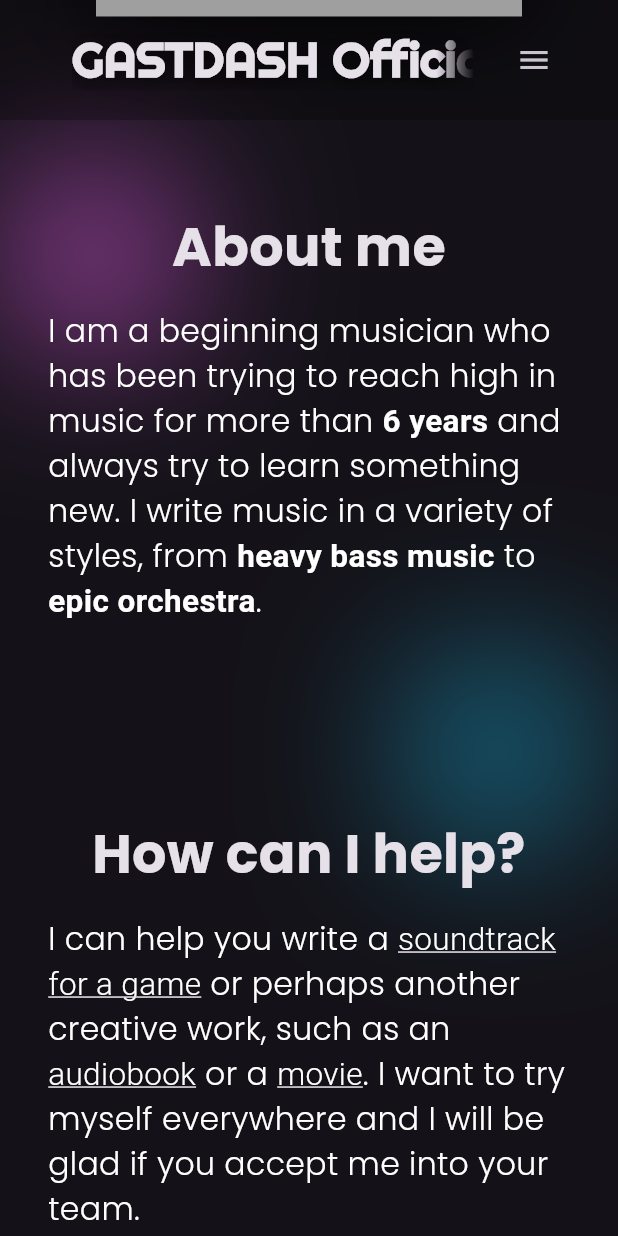
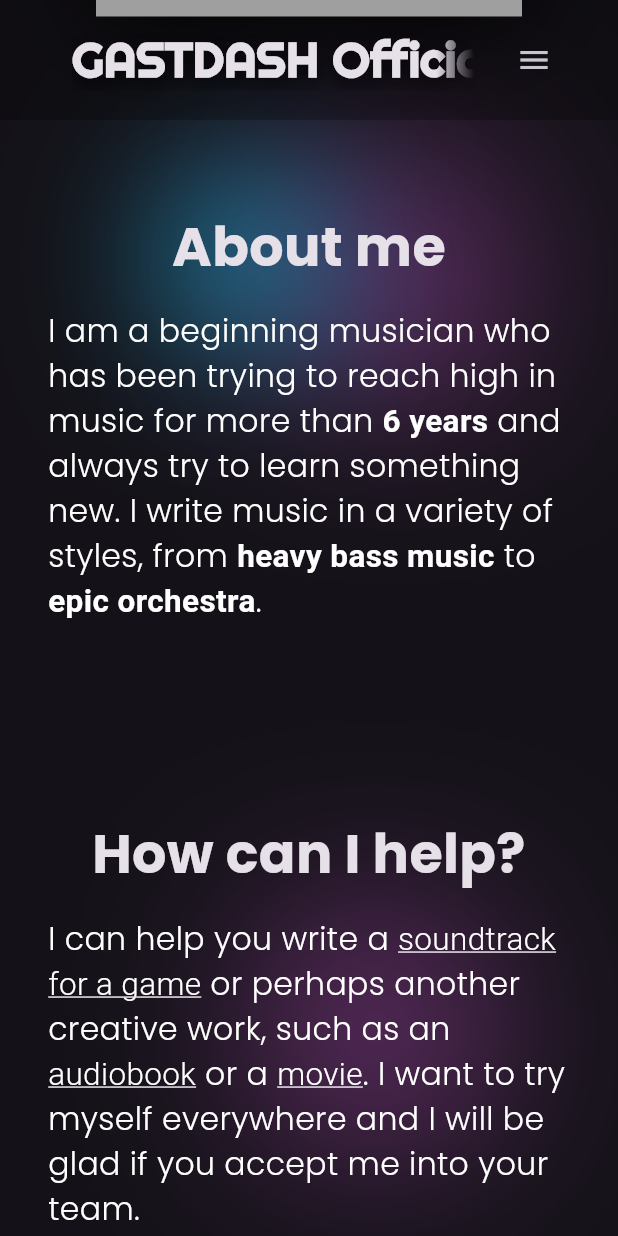
Before and after one commit to GASTDASH/GASTDASH.github.io, a Flutter app: the screen it shows after launch, scrolled down 3456 dp, on a phone screen of 412 x 824 dp. Run offline on Flutter 3.47's test engine with Material 3 defaults, Android fonts, the phone set to English and light mode, and no system bars; our stand-ins replace flutter_svg, flutter_widget_from_html, go_router, loading_indicator.

Commit message:
Создание эффекта параллакса

```diff
--- a/gastdash_website_flutter/lib/features/index/presentation/index_page.dart
+++ b/gastdash_website_flutter/lib/features/index/presentation/index_page.dart
@@ -2,6 +2,7 @@ import 'package:flutter/material.dart';
 import 'package:gastdash_website_flutter/core/core.dart';
 import 'package:gastdash_website_flutter/features/index/index.dart';
 import 'package:go_router/go_router.dart';
+import 'package:provider/provider.dart';
 import 'package:url_launcher/url_launcher.dart';
 
 class IndexPage extends StatelessWidget {
@@ -13,48 +14,43 @@ class IndexPage extends StatelessWidget {
 
   @override
   Widget build(BuildContext context) {
-    return Title(
+    return ChangeNotifierProvider<BackgroundProvider>(
+      create: (context) => BackgroundProvider(),
+      builder: (context, child) => Title(
         color: Colors.white,
         title: 'GASTDASH Official Website',
         child: Scaffold(
           body: Stack(
             children: [
-            Padding(
-              padding: EdgeInsetsGeometry.only(right: 300, top: 120),
-              child: Align(
-                alignment: AlignmentGeometry.topRight,
-                child: Container(
-                  height: 100,
-                  width: 100,
-                  decoration: BoxDecoration(
-                    shape: BoxShape.circle,
-                    boxShadow: [
-                      BoxShadow(
-                        color: Color.fromARGB(255, 252, 102, 255),
-                        blurRadius: 100,
+              Consumer<BackgroundProvider>(
+                builder: (context, provider, child) {
+                  return Stack(
+                    children: [
+                      Positioned(
+                        top: provider.topOffset / 4,
+                        width: MediaQuery.of(context).size.width,
+                        child: BackgroundStack1(),
+                      ),
+                      Positioned(
+                        top: provider.topOffset / 2,
+                        width: MediaQuery.of(context).size.width,
+                        child: BackgroundStack2(),
                       ),
                     ],
+                  );
+                },
               ),
-                ),
-              ),
-            ),
-            Padding(
-              padding: EdgeInsetsGeometry.only(right: 30, top: 450),
-              child: Align(
-                alignment: AlignmentGeometry.topRight,
-                child: Container(
-                  height: 100,
-                  width: 100,
-                  decoration: BoxDecoration(
-                    shape: BoxShape.circle,
-                    boxShadow: [
-                      BoxShadow(color: Color(0xFF18B2DE), blurRadius: 100),
-                    ],
-                  ),
-                ),
-              ),
-            ),
-            CustomScrollView(
+              NotificationListener<ScrollNotification>(
+                onNotification: (notification) {
+                  if (notification is ScrollUpdateNotification) {
+                    Provider.of<BackgroundProvider>(
+                      context,
+                      listen: false,
+                    ).topOffset -= notification.scrollDelta!;
+                  }
+                  return false;
+                },
+                child: CustomScrollView(
                   slivers: [
                     SliverAppBar(
                       surfaceTintColor: Colors.transparent,
@@ -194,7 +190,9 @@ class IndexPage extends StatelessWidget {
                                               children: [
                                                 Text(
                                                   'Listen now',
-                                              style: TextStyle(fontSize: 21),
+                                                  style: TextStyle(
+                                                    fontSize: 21,
+                                                  ),
                                                 ),
                                                 Icon(Icons.music_note),
                                               ],
@@ -217,7 +215,9 @@ class IndexPage extends StatelessWidget {
                                               children: [
                                                 Text(
                                                   'Watch on YouTube',
-                                              style: TextStyle(fontSize: 21),
+                                                  style: TextStyle(
+                                                    fontSize: 21,
+                                                  ),
                                                 ),
                                                 Icon(Icons.play_circle),
                                               ],
@@ -294,7 +294,8 @@ class IndexPage extends StatelessWidget {
                                       'https://www.youtube.com/embed/FCMxShOVb5Q',
                                 ),
                                 ReleaseCard(
-                              text: 'Check out my Dubstep remix on Pony Girl!',
+                                  text:
+                                      'Check out my Dubstep remix on Pony Girl!',
                                   videoUrl:
                                       'https://www.youtube.com/embed/4WcRz62qxEY',
                                 ),
@@ -339,7 +340,9 @@ class IndexPage extends StatelessWidget {
                                 SizedBox(height: 16),
                                 RichText(
                                   text: TextSpan(
-                                style: Theme.of(context).textTheme.bodyMedium
+                                    style: Theme.of(context)
+                                        .textTheme
+                                        .bodyMedium
                                         ?.copyWith(
                                           color: Colors.white,
                                           fontSize: 21,
@@ -403,7 +406,9 @@ class IndexPage extends StatelessWidget {
                                 SizedBox(height: 16),
                                 RichText(
                                   text: TextSpan(
-                                style: Theme.of(context).textTheme.bodyMedium
+                                    style: Theme.of(context)
+                                        .textTheme
+                                        .bodyMedium
                                         ?.copyWith(
                                           color: Colors.white,
                                           fontSize: 21,
@@ -500,7 +505,8 @@ class IndexPage extends StatelessWidget {
                                       imagePath: 'assets/images/jem.jpg',
                                     ),
                                     ProjectCard(
-                                  text: 'The soundtrack for a small indie game',
+                                      text:
+                                          'The soundtrack for a small indie game',
                                       url: 'https://manetalk.com/ru/about_us',
                                       imagePath: 'assets/images/ponyland.jpg',
                                     ),
@@ -515,7 +521,9 @@ class IndexPage extends StatelessWidget {
                     SliverToBoxAdapter(child: SizedBox(height: 128)),
                   ],
                 ),
+              ),
             ],
+          ),
         ),
       ),
     );
--- a/gastdash_website_flutter/lib/features/index/presentation/presentation.dart
+++ b/gastdash_website_flutter/lib/features/index/presentation/presentation.dart
@@ -1,5 +1,6 @@
 // c:\Codes\gastdash.github.io\gastdash_website_flutter\lib\features\index\presentation.dart exports
 // generated by: https://marketplace.visualstudio.com/items?itemName=elmsec.dart-flutter-exports:
 
+export 'providers/providers.dart';
 export 'widgets/widgets.dart';
 export 'index_page.dart';
--- /dev/null
+++ b/gastdash_website_flutter/lib/features/index/presentation/providers/background_provider.dart
@@ -0,0 +1,11 @@
+import 'package:flutter/widgets.dart';
+
+class BackgroundProvider extends ChangeNotifier {
+  double _topOffset = 0;
+
+  double get topOffset => _topOffset;
+  set topOffset(double newOffset) {
+    _topOffset = newOffset;
+    notifyListeners();
+  }
+}
--- /dev/null
+++ b/gastdash_website_flutter/lib/features/index/presentation/providers/providers.dart
@@ -0,0 +1,5 @@
+// c:\Codes\gastdash.github.io\gastdash_website_flutter\lib\features\index\presentation\providers.dart exports
+// generated by: https://marketplace.visualstudio.com/items?itemName=elmsec.dart-flutter-exports:
+
+
+export 'background_provider.dart';
--- /dev/null
+++ b/gastdash_website_flutter/lib/features/index/presentation/widgets/background_light.dart
@@ -0,0 +1,45 @@
+import 'package:flutter/material.dart';
+
+class BackgroundLight extends StatelessWidget {
+  const BackgroundLight({
+    super.key,
+    this.top = 0,
+    this.bottom = 0,
+    this.left = 0,
+    this.right = 0,
+    required this.color,
+    required this.alignment,
+    this.blurRadius = 120,
+  });
+
+  final AlignmentGeometry alignment;
+  final double top;
+  final double bottom;
+  final double left;
+  final double right;
+  final Color color;
+  final double blurRadius;
+
+  @override
+  Widget build(BuildContext context) {
+    return Padding(
+      padding: EdgeInsetsGeometry.only(
+        top: top,
+        bottom: bottom,
+        left: left,
+        right: right,
+      ),
+      child: Align(
+        alignment: alignment,
+        child: Container(
+          height: 100,
+          width: 100,
+          decoration: BoxDecoration(
+            shape: BoxShape.circle,
+            boxShadow: [BoxShadow(color: color, blurRadius: blurRadius)],
+          ),
+        ),
+      ),
+    );
+  }
+}
--- /dev/null
+++ b/gastdash_website_flutter/lib/features/index/presentation/widgets/background_stack.dart
@@ -0,0 +1,97 @@
+import 'package:flutter/material.dart';
+import 'package:gastdash_website_flutter/features/index/index.dart';
+
+class BackgroundStack1 extends StatelessWidget {
+  const BackgroundStack1({super.key});
+
+  @override
+  Widget build(BuildContext context) {
+    return Stack(
+      children: [
+        BackgroundLight(
+          alignment: AlignmentGeometry.topRight,
+          color: Color.fromARGB(255, 252, 102, 255),
+          right: 350,
+          top: 120,
+        ),
+        // BackgroundLight(
+        //   alignment: AlignmentGeometry.topRight,
+        //   color: Color.fromARGB(255, 252, 102, 255),
+        //   top: 400,
+        // ),
+        BackgroundLight(
+          alignment: AlignmentGeometry.topLeft,
+          color: Color.fromARGB(255, 252, 102, 255),
+          left: 100,
+          top: 600,
+        ),
+        BackgroundLight(
+          alignment: AlignmentGeometry.topRight,
+          color: Color.fromARGB(255, 252, 102, 255),
+          right: 100,
+          top: 1000,
+        ),
+        BackgroundLight(
+          alignment: AlignmentGeometry.topLeft,
+          color: Color.fromARGB(255, 252, 102, 255),
+          left: 200,
+          top: 1500,
+        ),
+
+        BackgroundLight(
+          alignment: AlignmentGeometry.topLeft,
+          color: Color.fromARGB(255, 252, 102, 255),
+          left: 100,
+          top: 2000,
+        ),
+      ],
+    );
+  }
+}
+
+class BackgroundStack2 extends StatelessWidget {
+  const BackgroundStack2({super.key});
+
+  @override
+  Widget build(BuildContext context) {
+    return Stack(
+      children: [
+        BackgroundLight(
+          alignment: AlignmentGeometry.topRight,
+          color: Color(0xFF18B2DE),
+          blurRadius: 90,
+          right: 80,
+          top: 450,
+        ),
+        BackgroundLight(
+          alignment: AlignmentGeometry.topLeft,
+          color: Color(0xFF18B2DE),
+          blurRadius: 90,
+          left: 300,
+          top: 900,
+        ),
+        BackgroundLight(
+          alignment: AlignmentGeometry.topRight,
+          color: Color(0xFF18B2DE),
+          blurRadius: 90,
+          right: 300,
+          top: 1200,
+        ),
+        BackgroundLight(
+          alignment: AlignmentGeometry.topRight,
+          color: Color(0xFF18B2DE),
+          blurRadius: 90,
+          right: 200,
+          top: 1850,
+        ),
+        BackgroundLight(
+          alignment: AlignmentGeometry.topLeft,
+          color: Color(0xFF18B2DE),
+          blurRadius: 90,
+          left: 500,
+          top: 2200,
+        ),
+      ],
+    );
+  }
+}
--- a/gastdash_website_flutter/lib/features/index/presentation/widgets/widgets.dart
+++ b/gastdash_website_flutter/lib/features/index/presentation/widgets/widgets.dart
@@ -2,6 +2,8 @@
 // generated by: https://marketplace.visualstudio.com/items?itemName=elmsec.dart-flutter-exports:
 
 
+export 'background_light.dart';
+export 'background_stack.dart';
 export 'music_dialog.dart';
 export 'project_card.dart';
 export 'release_card.dart';
--- a/gastdash_website_flutter/pubspec.yaml
+++ b/gastdash_website_flutter/pubspec.yaml
@@ -12,8 +12,10 @@ dependencies:
   flutter_launcher_icons: ^0.14.4
   flutter_svg: ^2.2.0
   flutter_widget_from_html: ^0.17.0
+  glass_kit: ^4.0.1
   go_router: ^16.2.0
   loading_indicator: ^3.1.1
+  provider: ^6.1.5+1
   url_launcher: ^6.3.2
 
 dev_dependencies:
```
Also changed, not shown: gastdash_website_flutter/pubspec.lock, 4 other files. Lines whose indentation alone changed are shown as unchanged.
